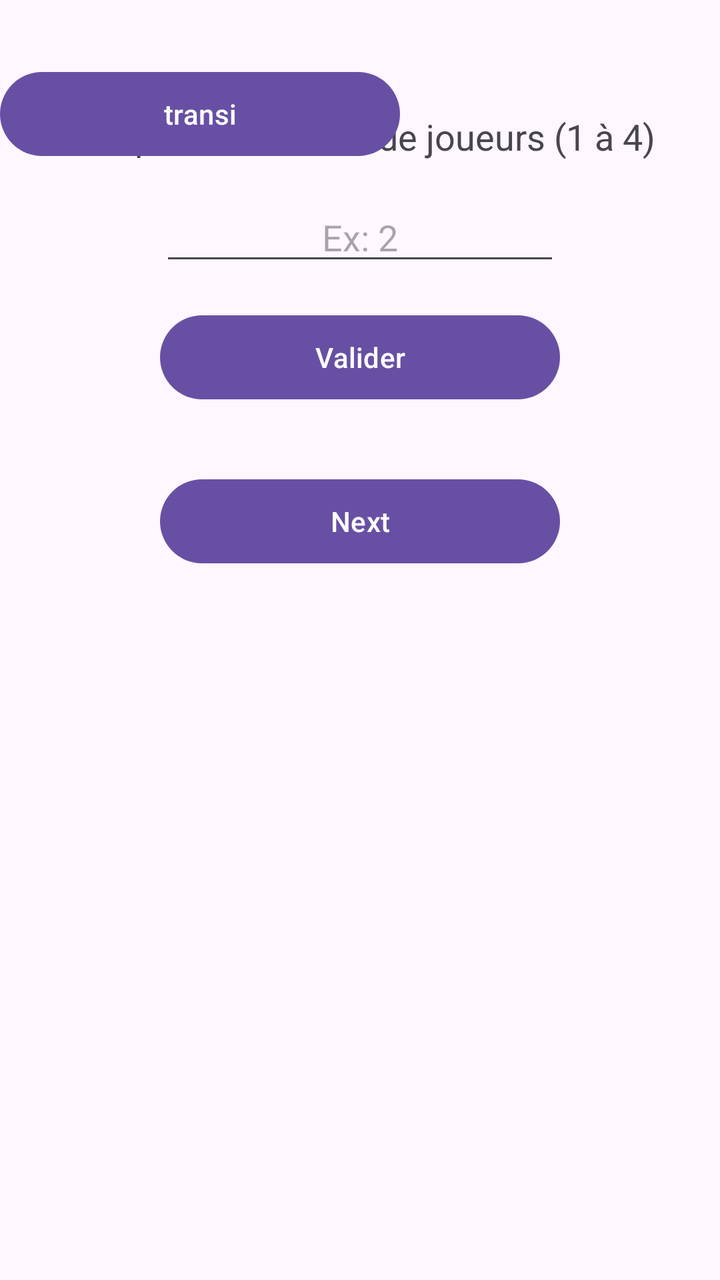
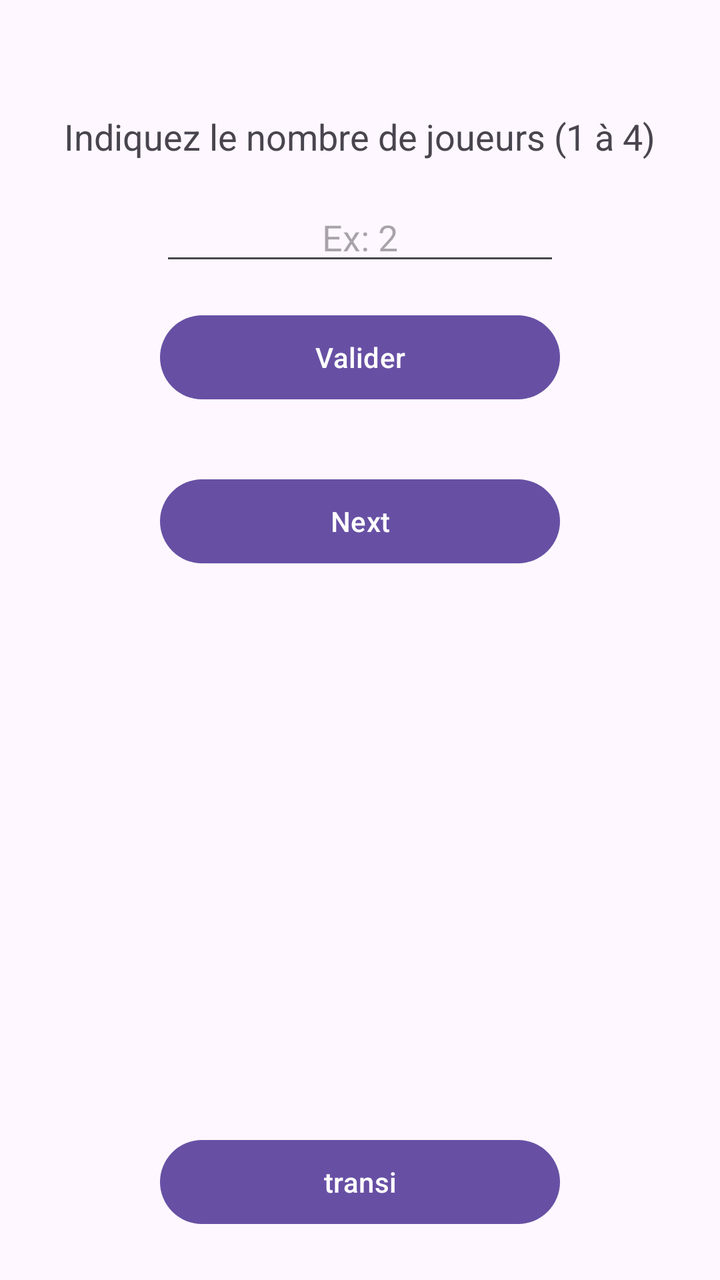

An Android layout rendered at two revisions. The XML below is the earlier revision; the diff shows what the commit changed to produce the second picture.
<!-- AndroidManifest.xml: application theme Theme.Pushforce -->
<!-- res/layout/activity_main.xml -->
<?xml version="1.0" encoding="utf-8"?>
<FrameLayout
    xmlns:android="http://schemas.android.com/apk/res/android"
    xmlns:tools="http://schemas.android.com/tools"
    android:id="@+id/main"
    android:layout_width="match_parent"
    android:layout_height="match_parent"
    android:fitsSystemWindows="true"
    tools:context=".MainActivity">

    <LinearLayout
        android:id="@+id/Page_accueil"
        android:layout_width="match_parent"
        android:layout_height="match_parent"
        android:orientation="vertical"
        android:gravity="center_horizontal"
        android:padding="16dp">

        <TextView
            android:id="@+id/Texte_indication"
            android:layout_width="wrap_content"
            android:layout_height="wrap_content"
            android:layout_marginTop="40dp"
            android:text="Indiquez le nombre de joueurs (1 à 4)"
            android:textSize="18sp" />

        <EditText
            android:id="@+id/Input_nb_joueur"
            android:layout_width="200dp"
            android:layout_height="wrap_content"
            android:layout_marginTop="16dp"
            android:gravity="center"
            android:hint="Ex: 2"
            android:inputType="number" />

        <Button
            android:id="@+id/Bouton_nb_joueur"
            android:layout_width="200dp"
            android:layout_height="50dp"
            android:layout_marginTop="16dp"
            android:text="Valider" />

        <EditText
            android:id="@+id/Input_Nom_J1"
            android:layout_width="match_parent"
            android:layout_height="wrap_content"
            android:layout_marginTop="24dp"
            android:hint="Player 1 : Name"
            android:visibility="gone" />

        <EditText
            android:id="@+id/Input_Nom_J2"
            android:layout_width="match_parent"
            android:layout_height="wrap_content"
            android:layout_marginTop="8dp"
            android:hint="Player 2 : Name"
            android:visibility="gone" />

        <EditText
            android:id="@+id/Input_Nom_J3"
            android:layout_width="match_parent"
            android:layout_height="wrap_content"
            android:layout_marginTop="8dp"
            android:hint="Player 3 : Name"
            android:visibility="gone" />

        <EditText
            android:id="@+id/Input_Nom_J4"
            android:layout_width="match_parent"
            android:layout_height="wrap_content"
            android:layout_marginTop="8dp"
            android:hint="Player 4 : Name"
            android:visibility="gone" />

        <Button
            android:id="@+id/Bouton_next"
            android:layout_width="200dp"
            android:layout_height="50dp"
            android:layout_marginTop="32dp"
            android:text="Next" />


    </LinearLayout>

    <LinearLayout
        android:id="@+id/Layer_1_Joueur"
        android:layout_width="match_parent"
        android:layout_height="match_parent"
        android:orientation="vertical"
        android:gravity="center"
        android:padding="16dp"
        android:visibility="gone">

        <Button
            android:id="@+id/Bouton_Layer_1"
            android:layout_width="200dp"
            android:layout_height="50dp"
            android:text="Choisir une playlist" />


    </LinearLayout>

    <LinearLayout
        android:id="@+id/Layer_2_Joueurs"
        android:layout_width="match_parent"
        android:layout_height="match_parent"
        android:orientation="vertical"
        android:gravity="center"
        android:padding="16dp"
        android:visibility="gone">

        <Button
            android:id="@+id/Bouton_Layer_2"
            android:layout_width="200dp"
            android:layout_height="50dp"
            android:text="Choisir une playlist" />
    </LinearLayout>

    <LinearLayout
        android:id="@+id/Layer_3_Joueurs"
        android:layout_width="match_parent"
        android:layout_height="match_parent"
        android:orientation="vertical"
        android:gravity="center"
        android:padding="16dp"
        android:visibility="gone">

        <Button
            android:id="@+id/Bouton_Layer_3"
            android:layout_width="200dp"
            android:layout_height="50dp"
            android:text="Choisir une playlist" />
    </LinearLayout>

    <LinearLayout
        android:id="@+id/Layer_4_Joueurs"
        android:layout_width="match_parent"
        android:layout_height="match_parent"
        android:orientation="vertical"
        android:gravity="center"
        android:padding="16dp"
        android:visibility="gone">

        <Button
            android:id="@+id/Bouton_Layer_4"
            android:layout_width="200dp"
            android:layout_height="50dp"
            android:text="Choisir une playlist" />
    </LinearLayout>

    <Button
        android:id="@+id/Bouton_transi"
        android:layout_width="200dp"
        android:layout_height="50dp"
        android:layout_marginTop="32dp"
        android:text="transi" />

</FrameLayout>
<!-- resources referenced by this layout -->
<resources>
  <style name="Theme.Pushforce" parent="Base.Theme.Pushforce" />
  <style name="Base.Theme.Pushforce" parent="Theme.Material3.DayNight.NoActionBar">
          
          
      </style>
</resources>

<!-- the commit's change to res/layout/activity_main.xml (unified diff, before → after) -->
@@ -152,7 +152,8 @@
         android:id="@+id/Bouton_transi"
         android:layout_width="200dp"
         android:layout_height="50dp"
-        android:layout_marginTop="32dp"
+        android:layout_gravity="bottom|center_horizontal"
+        android:layout_marginBottom="24dp"
         android:text="transi" />
 
 </FrameLayout>
